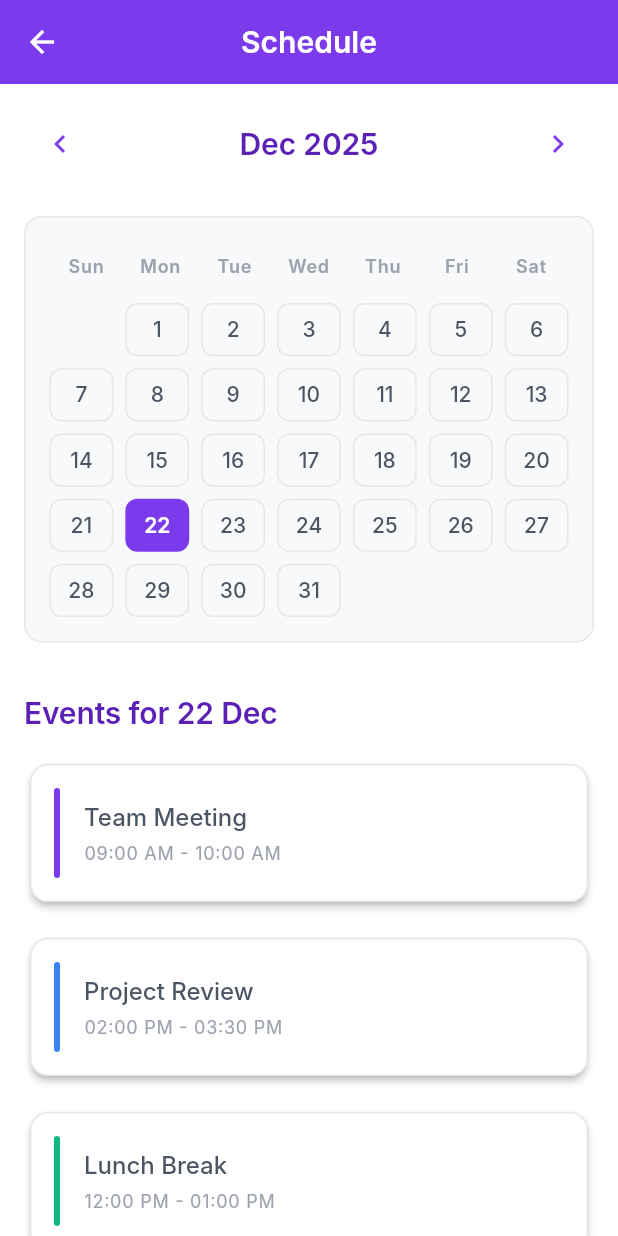
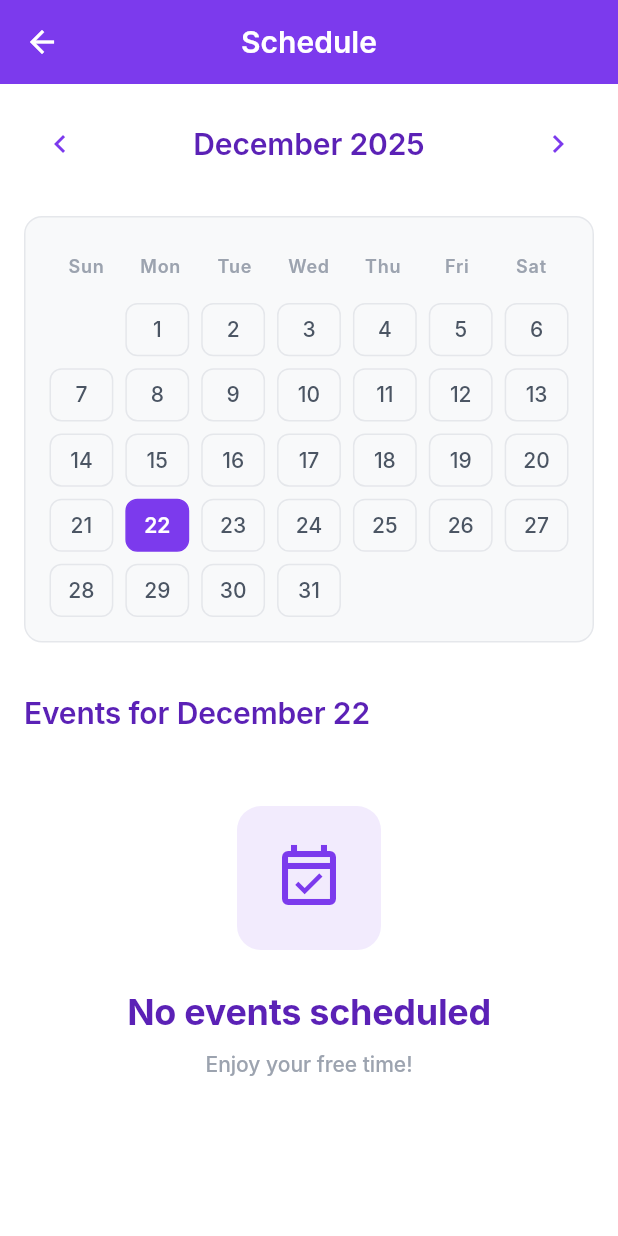
Before and after one commit to cemfukara/CS310, a Flutter app: the ScheduleScreen screen opened by its route, on a phone screen of 412 x 824 dp. Run offline on Flutter 3.47's test engine with Material 3 defaults, Android fonts, the phone set to English and light mode, and no system bars; our stand-ins replace cloud_firestore, firebase_auth, firebase_core, shared_preferences; accounts and stored records are empty; Roboto replaces fonts that are missing (Inter).

Commit message:
Schedule and profile screens are now using data from firestore.

```diff
--- a/lib/screens/schedule_screen.dart
+++ b/lib/screens/schedule_screen.dart
@@ -1,7 +1,11 @@
 import 'package:flutter/material.dart';
+import 'package:provider/provider.dart';
+import 'package:intl/intl.dart';
 import '../utils/app_styles.dart';
+import '../providers/promise_provider.dart';
+import '../models/promise_model.dart';
 
-/// Schedule Screen - Calendar and daily events placeholder
+/// Schedule Screen - Calendar and daily events from Firebase
 class ScheduleScreen extends StatefulWidget {
   const ScheduleScreen({super.key});
 
@@ -27,7 +31,36 @@ class _ScheduleScreenState extends State<ScheduleScreen> {
 
   /// Get the weekday of the first day of the month (0 = Sunday, 6 = Saturday)
   int _getFirstWeekday(DateTime date) {
-    return DateTime(date.year, date.month, 1).weekday % 7;
+    // DateTime.weekday returns 1 for Mon, 7 for Sun.
+    // We want 0 for Sun, 1 for Mon... to match our UI grid.
+    final weekday = DateTime(date.year, date.month, 1).weekday;
+    return weekday == 7 ? 0 : weekday;
+  }
+
+  /// Helper to check if two dates are the same day
+  bool _isSameDay(DateTime a, DateTime b) {
+    return a.year == b.year && a.month == b.month && a.day == b.day;
+  }
+
+  /// Filter promises for the selected date
+  List<PromiseModel> _getEventsForDate(List<PromiseModel> allPromises, DateTime date) {
+    return allPromises.where((promise) {
+      // 1. If it's a one-time event, dates must match exactly
+      if (!promise.isRecursive) {
+        return _isSameDay(promise.startTime, date);
+      }
+
+      // 2. If it's recursive (Weekly), it shows up if:
+      //    a. The selected date is AFTER or SAME as the start date
+      //    b. The weekdays match (e.g., both are Monday)
+      if (promise.isRecursive) {
+        final isAfterStart = date.isAtSameMomentAs(promise.startTime) || date.isAfter(promise.startTime);
+        final isSameWeekday = promise.startTime.weekday == date.weekday;
+        return isAfterStart && isSameWeekday;
+      }
+
+      return false;
+    }).toList();
   }
 
   /// Build calendar grid
@@ -75,26 +108,19 @@ class _ScheduleScreenState extends State<ScheduleScreen> {
           itemCount: totalCells,
           itemBuilder: (context, index) {
             if (index < firstWeekday) {
-              // Empty cells before the first day
               return const SizedBox.shrink();
             }
 
             final day = index - firstWeekday + 1;
-            final isToday = day == DateTime.now().day &&
-                _currentMonth.month == DateTime.now().month &&
-                _currentMonth.year == DateTime.now().year;
-            final isSelected = day == _selectedDate.day &&
-                _currentMonth.month == _selectedDate.month &&
-                _currentMonth.year == _selectedDate.year;
+            final date = DateTime(_currentMonth.year, _currentMonth.month, day);
+
+            final isToday = _isSameDay(date, DateTime.now());
+            final isSelected = _isSameDay(date, _selectedDate);
 
             return GestureDetector(
               onTap: () {
                 setState(() {
-                  _selectedDate = DateTime(
-                    _currentMonth.year,
-                    _currentMonth.month,
-                    day,
-                  );
+                  _selectedDate = date;
                 });
               },
               child: Container(
@@ -133,8 +159,14 @@ class _ScheduleScreenState extends State<ScheduleScreen> {
     );
   }
 
-  /// Build sample event item
-  Widget _buildEventItem(String title, String time, Color color) {
+  /// Build event item
+  Widget _buildEventItem(PromiseModel promise) {
+    // Format times (e.g. "09:00 - 10:00")
+    final timeStr = '${DateFormat('HH:mm').format(promise.startTime)} - ${DateFormat('HH:mm').format(promise.endTime)}';
+
+    // Determine color based on completion
+    final color = promise.isCompleted ? AppStyles.successGreen : AppStyles.primaryPurple;
+
     return Card(
       child: Padding(
         padding: const EdgeInsets.all(AppStyles.paddingMedium),
@@ -142,7 +174,7 @@ class _ScheduleScreenState extends State<ScheduleScreen> {
           children: [
             Container(
               width: 4,
-              height: 60,
+              height: 50,
               decoration: BoxDecoration(
                 color: color,
                 borderRadius: const BorderRadius.all(Radius.circular(2)),
@@ -154,19 +186,33 @@ class _ScheduleScreenState extends State<ScheduleScreen> {
                 crossAxisAlignment: CrossAxisAlignment.start,
                 children: [
                   Text(
-                    title,
-                    style: AppStyles.bodyLarge,
+                    promise.title,
+                    style: AppStyles.bodyLarge.copyWith(
+                      decoration: promise.isCompleted ? TextDecoration.lineThrough : null,
+                    ),
                     maxLines: 1,
                     overflow: TextOverflow.ellipsis,
                   ),
                   const SizedBox(height: 4),
+                  Row(
+                    children: [
+                      Icon(Icons.access_time, size: 14, color: AppStyles.mediumGray),
+                      const SizedBox(width: 4),
                       Text(
-                    time,
+                        timeStr,
                         style: AppStyles.bodySmall,
+                      ),
+                      if (promise.isRecursive) ...[
+                        const SizedBox(width: 8),
+                        Icon(Icons.repeat, size: 14, color: AppStyles.mediumGray),
+                      ]
+                    ],
                   ),
                 ],
               ),
             ),
+            if (promise.isCompleted)
+              const Icon(Icons.check_circle, color: AppStyles.successGreen),
           ],
         ),
       ),
@@ -177,6 +223,13 @@ class _ScheduleScreenState extends State<ScheduleScreen> {
   Widget build(BuildContext context) {
     final screenWidth = MediaQuery.of(context).size.width;
     final isSmallScreen = screenWidth < 600;
+
+    return Consumer<PromiseProvider>(
+      builder: (context, promiseProvider, child) {
+        // Get events for the selected date
+        final dailyEvents = _getEventsForDate(promiseProvider.promises, _selectedDate);
+        // Sort by time
+        dailyEvents.sort((a, b) => a.startTime.hour.compareTo(b.startTime.hour));
 
         return Scaffold(
           appBar: AppBar(
@@ -209,7 +262,7 @@ class _ScheduleScreenState extends State<ScheduleScreen> {
                       },
                     ),
                     Text(
-                  '${['Jan', 'Feb', 'Mar', 'Apr', 'May', 'Jun', 'Jul', 'Aug', 'Sep', 'Oct', 'Nov', 'Dec'][_currentMonth.month - 1]} ${_currentMonth.year}',
+                      DateFormat('MMMM yyyy').format(_currentMonth),
                       style: AppStyles.headingSmall,
                     ),
                     IconButton(
@@ -243,35 +296,15 @@ class _ScheduleScreenState extends State<ScheduleScreen> {
                 ),
                 const SizedBox(height: AppStyles.paddingXLarge),
 
-            // Events Section
+                // Events Section Header
                 Text(
-              'Events for ${_selectedDate.day} ${['Jan', 'Feb', 'Mar', 'Apr', 'May', 'Jun', 'Jul', 'Aug', 'Sep', 'Oct', 'Nov', 'Dec'][_selectedDate.month - 1]}',
+                  'Events for ${DateFormat('MMMM d').format(_selectedDate)}',
                   style: AppStyles.headingSmall,
                 ),
                 const SizedBox(height: AppStyles.paddingMedium),
 
-            // Sample Events
-            _buildEventItem(
-              'Team Meeting',
-              '09:00 AM - 10:00 AM',
-              AppStyles.primaryPurple,
-            ),
-            const SizedBox(height: AppStyles.paddingMedium),
-            _buildEventItem(
-              'Project Review',
-              '02:00 PM - 03:30 PM',
-              AppStyles.accentBlue,
-            ),
-            const SizedBox(height: AppStyles.paddingMedium),
-            _buildEventItem(
-              'Lunch Break',
-              '12:00 PM - 01:00 PM',
-              AppStyles.successGreen,
-            ),
-            const SizedBox(height: AppStyles.paddingLarge),
-
-            // No events message (shown when list is empty)
-            if (false)
+                // Real Events List
+                if (dailyEvents.isEmpty)
                   Padding(
                     padding: const EdgeInsets.symmetric(
                       vertical: AppStyles.paddingXLarge,
@@ -298,7 +331,7 @@ class _ScheduleScreenState extends State<ScheduleScreen> {
                         ),
                         const SizedBox(height: AppStyles.paddingSmall),
                         Text(
-                      'Add a new event to get started',
+                          'Enjoy your free time!',
                           style: AppStyles.bodyMedium.copyWith(
                             color: AppStyles.mediumGray,
                           ),
@@ -306,10 +339,17 @@ class _ScheduleScreenState extends State<ScheduleScreen> {
                         ),
                       ],
                     ),
-              ),
+                  )
+                else
+                  ...dailyEvents.map((event) => Padding(
+                    padding: const EdgeInsets.only(bottom: 12.0),
+                    child: _buildEventItem(event),
+                  )),
               ],
             ),
           ),
         );
+      },
+    );
   }
 }
```
Also changed, not shown: lib/screens/profile_screen.dart (+56 -75 lines). Lines whose indentation alone changed are shown as unchanged.
